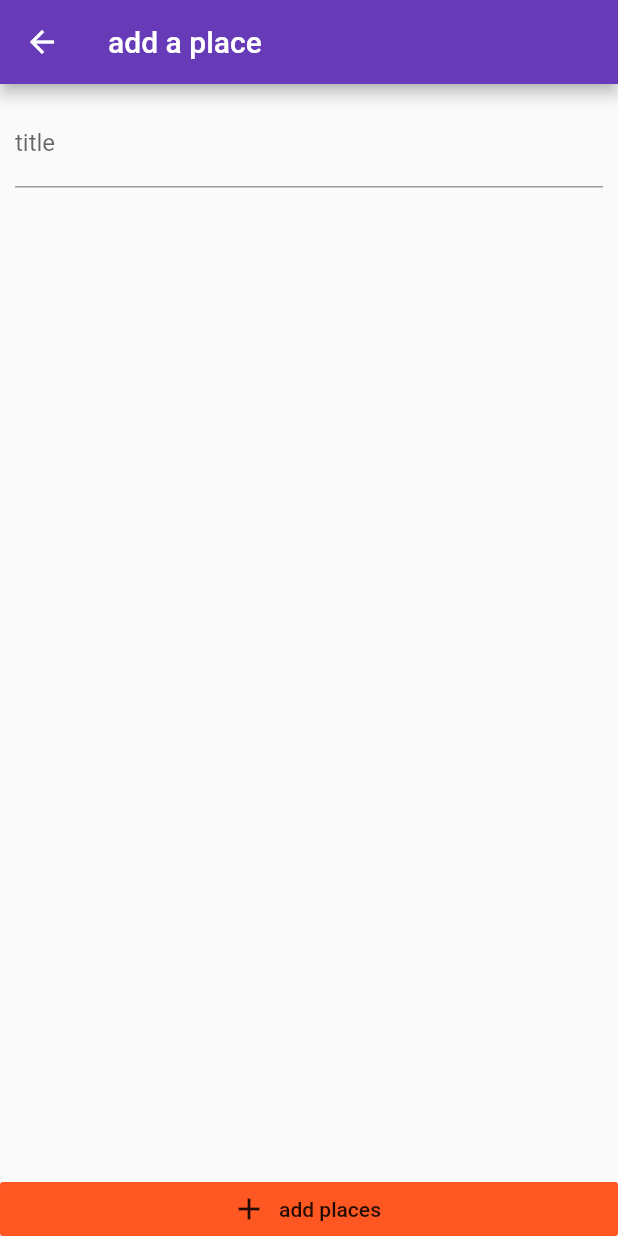
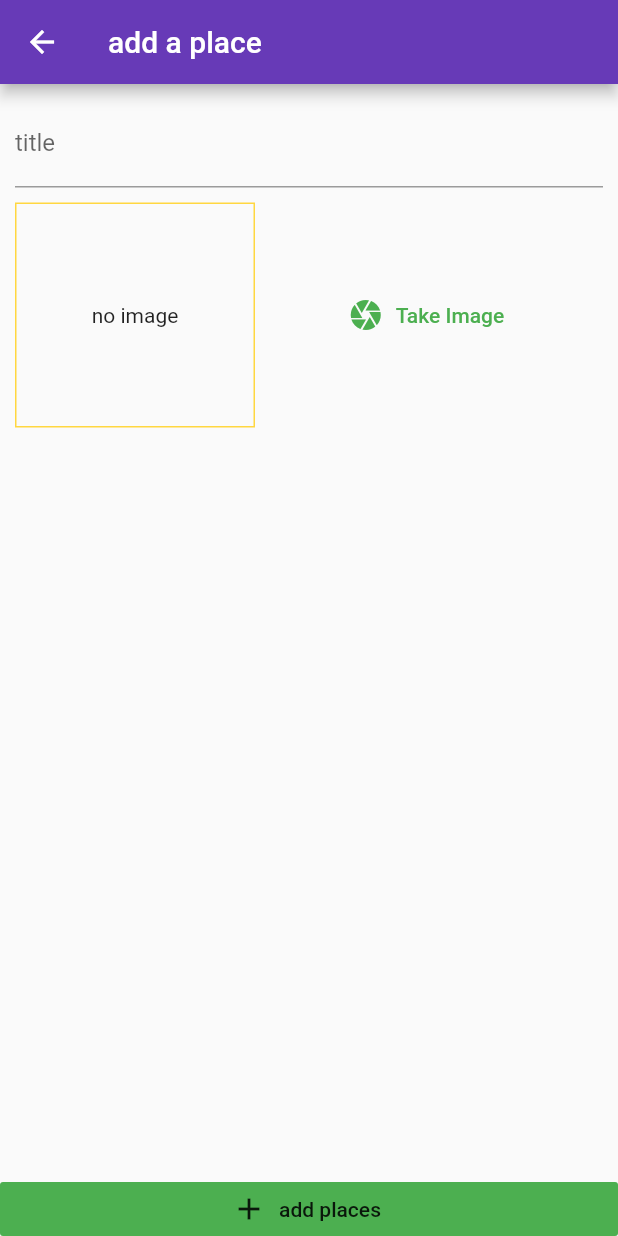
Before and after one commit to akshayyadav76/places_app, a Flutter app: the screen it shows after launch, after a tap on the "add" icon, on a phone screen of 412 x 824 dp. Run offline on Flutter 3.47's test engine with Material 2 defaults, Android fonts, the phone set to English and light mode, and no system bars; our stand-ins replace image_picker.

Commit message:
imagepicker...

```diff
--- a/lib/main.dart
+++ b/lib/main.dart
@@ -19,7 +19,7 @@ class MyApp extends StatelessWidget {
         title: 'Places',
         theme: ThemeData(
           primarySwatch: Colors.deepPurple,
-          accentColor: Colors.deepOrange,
+          accentColor: Colors.green,
         ),
         home: PlacesListScreen(),
         routes: {
--- a/lib/screen/add_places_screen.dart
+++ b/lib/screen/add_places_screen.dart
@@ -1,4 +1,6 @@
 import 'package:flutter/material.dart';
+
+import '../widgets/image_input.dart';
 
 class AddPlacesScreen extends StatefulWidget {
   static const routeName ="/addPlacesScreen";
@@ -30,10 +32,13 @@ final TextEditingController  _titleController=TextEditingController();
                     decoration: InputDecoration(labelText: "title"),
                     controller: _titleController,
                   ),
+                  SizedBox(height: 10,),
+                  ImageInput(),
                 ],
               ),
             ),
           ),
+
           RaisedButton.icon(
             onPressed: () {},
             icon: Icon(Icons.add),
--- a/lib/widgets/image_input.dart
+++ b/lib/widgets/image_input.dart
@@ -1,4 +1,7 @@
+import 'dart:io';
+
 import 'package:flutter/material.dart';
+import 'package:image_picker/image_picker.dart';
 
 class ImageInput extends StatefulWidget {
   @override
@@ -6,15 +9,45 @@ class ImageInput extends StatefulWidget {
 }
 
 class _ImageInputState extends State<ImageInput> {
+  File _storeImage;
+
+  Future<void> _takeImage() async {
+    final imageFile =
+        await ImagePicker.pickImage(
+            source: ImageSource.camera,
+            maxWidth: 600,
+        );
+  }
+
   @override
   Widget build(BuildContext context) {
     return Row(
       children: <Widget>[
         Container(
+          height: 150,
+          width: 160,
           decoration: BoxDecoration(
               border: Border.all(width: 1, color: Colors.amberAccent)),
+          child: _storeImage != null
+              ? Image.file(
+                  _storeImage,
+                  fit: BoxFit.fill,
+                  width: double.infinity,
+                )
+              : Text("no image"),
+          alignment: Alignment.center,
         ),
-        FlatButton(),
+        SizedBox(
+          height: 10,
+        ),
+        Expanded(
+          child: FlatButton.icon(
+            onPressed: _takeImage,
+            icon: Icon(Icons.camera),
+            label: Text("Take Image"),
+            textColor: Theme.of(context).accentColor,
+          ),
+        ),
       ],
     );
   }
--- a/pubspec.yaml
+++ b/pubspec.yaml
@@ -24,6 +24,7 @@ dependencies:
   # Use with the CupertinoIcons class for iOS style icons.
   cupertino_icons: ^0.1.2
   provider: ^4.0.0
+  image_picker: ^0.6.2+3
 
 dev_dependencies:
   flutter_test:
```
Also changed, not shown: pubspec.lock.
